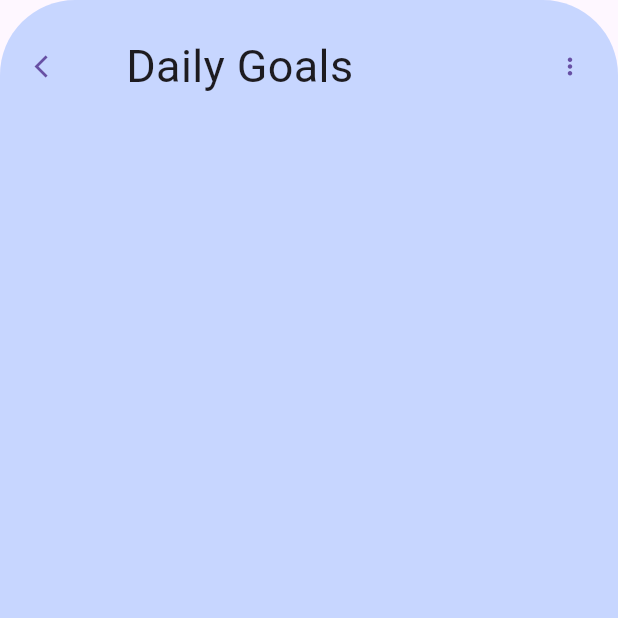
After one commit to skooi928/vitalhealth, a Flutter app: the Setting screen opened directly, on a phone screen of 412 x 824 dp, the top half of it. The commit adds this screen. Run offline on Flutter 3.47's test engine with Material 3 defaults, Android fonts, the phone set to English and light mode, and no system bars; our stand-ins replace firebase_auth, firebase_core, google_sign_in, shared_preferences; accounts and stored records are empty.

Commit message:
Update ui of daily goals

```diff
--- a/lib/healthband.dart
+++ b/lib/healthband.dart
@@ -35,7 +35,8 @@ class Healthband extends StatelessWidget {
                         Navigator.push(
                           context,
                           MaterialPageRoute(
-                              builder: (context) => const HomePage()),
+                              builder: (context) => const HomePage()
+                          ),
                         );
                       },
                       child: const Icon(
--- /dev/null
+++ b/lib/setting.dart
@@ -0,0 +1,60 @@
+import 'package:flutter/material.dart';
+import 'package:vital_health/home.dart';
+
+// Main Widget
+class Setting extends StatelessWidget {
+  @override
+  Widget build(BuildContext context) {
+    return Scaffold(
+body: Stack(
+        children: [
+          // Rounded Edge Background
+          Container(
+            decoration: BoxDecoration(
+              color: const Color.fromARGB(174, 174, 199, 255),
+              borderRadius: BorderRadius.only(
+                topLeft: Radius.circular(50.0),
+                topRight: Radius.circular(50.0),
+              ),
+            ),
+            height: 1000.0, // Adjust the height to your preference
+            child: Column(
+              children: [
+                SizedBox(height: 20.0), // Add spacing from the top
+                Row(
+                  mainAxisAlignment: MainAxisAlignment.spaceBetween, // Adjust spacing between items
+                  children: [
+                    TextButton(
+                      onPressed: () {
+                        Navigator.push(
+                          context,
+                          MaterialPageRoute(builder: (context) => HomePage()),
+                        );
+                      },
+                      child: Icon(Icons.arrow_back_ios), // Add your first button here
+                    ),
+                    Expanded(
+                      child: Padding(
+                        padding: const EdgeInsets.only(left: 20.0), // Add some padding to move the text to the right
+                        child: Text(
+                          'Daily Goals',
+                          style: TextStyle(fontSize: 30.0), // Adjust text style as needed
+                        ),
+                      ),
+                    ),
+                    TextButton(
+                      onPressed: () {},
+                      child: Icon(Icons.more_vert_rounded), // Add your second button here
+                    ),
+                  ],
+                ),
+                SizedBox(height: 20.0), // Add spacing between header and cards
+
+              ],
+            ),
+          ),
+        ],
+      ),
+    );
+  }
+}
```
Also changed, not shown: lib/dailygoals.dart (+8 -11 lines), lib/home.dart (+7 -1 lines).
